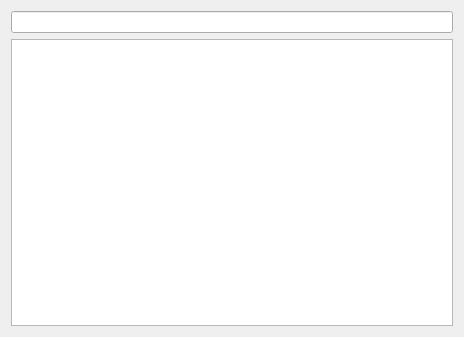
Old version of the form Software/Console/ui_console.ui in the repository tfeldmann/QlockToo.
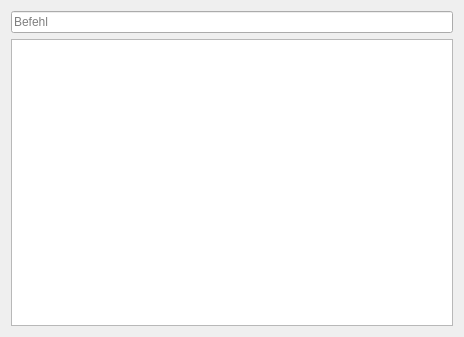
New version of the form.

```diff
--- a/Software/Console/ui_console.ui
+++ b/Software/Console/ui_console.ui
@@ -23,7 +23,11 @@
    <item>
     <layout class="QVBoxLayout" name="verticalLayout">
      <item>
-      <widget class="QLineEdit" name="command"/>
+      <widget class="QLineEdit" name="command">
+       <property name="placeholderText">
+        <string>Befehl</string>
+       </property>
+      </widget>
      </item>
      <item>
       <widget class="QTextEdit" name="log">
```
